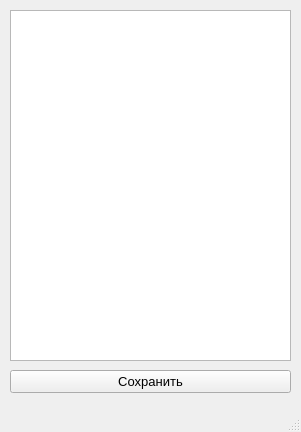
This is tarot/ui/notes.ui in al3ksandraa/tarot as Qt 5 draws it before an edit. The edited form follows.
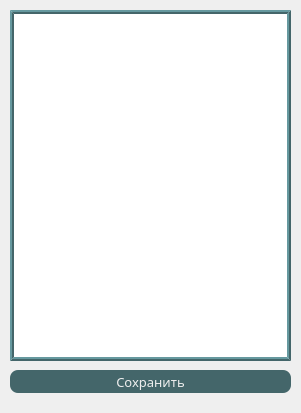
This is the edited form.

```diff
--- a/tarot/ui/notes.ui
+++ b/tarot/ui/notes.ui
@@ -7,19 +7,19 @@
     <x>0</x>
     <y>0</y>
     <width>301</width>
-    <height>432</height>
+    <height>413</height>
    </rect>
   </property>
   <property name="minimumSize">
    <size>
     <width>301</width>
-    <height>432</height>
+    <height>413</height>
    </size>
   </property>
   <property name="maximumSize">
    <size>
     <width>301</width>
-    <height>432</height>
+    <height>413</height>
    </size>
   </property>
   <property name="windowTitle">
@@ -37,9 +37,14 @@
     </property>
     <property name="font">
      <font>
+      <family>Century Gothic</family>
       <pointsize>10</pointsize>
      </font>
     </property>
+    <property name="styleSheet">
+     <string notr="true">border: 4px ridge rgb(68, 102, 106);
+color: rgb(50, 75, 78);</string>
+    </property>
    </widget>
    <widget class="QPushButton" name="btn_save">
     <property name="geometry">
@@ -52,25 +57,20 @@
     </property>
     <property name="font">
      <font>
+      <family>Century Gothic</family>
       <pointsize>10</pointsize>
      </font>
     </property>
+    <property name="styleSheet">
+     <string notr="true">background-color: rgb(68, 102, 106);
+color: rgb(239, 239, 239);
+border-radius: 8px</string>
+    </property>
     <property name="text">
      <string>Сохранить</string>
     </property>
    </widget>
   </widget>
-  <widget class="QMenuBar" name="menubar">
-   <property name="geometry">
-    <rect>
-     <x>0</x>
-     <y>0</y>
-     <width>301</width>
-     <height>21</height>
-    </rect>
-   </property>
-  </widget>
-  <widget class="QStatusBar" name="statusbar"/>
  </widget>
  <resources/>
  <connections/>
```
